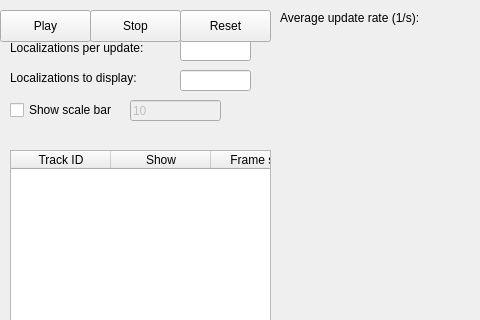
Before: the Qt Designer form frappe/ui/track_viewer.ui in DomenicN/Frappe, drawn with Qt 5; both pictures show x 0 to 480 and y 0 to 320 of the 860 by 485 pixel window.
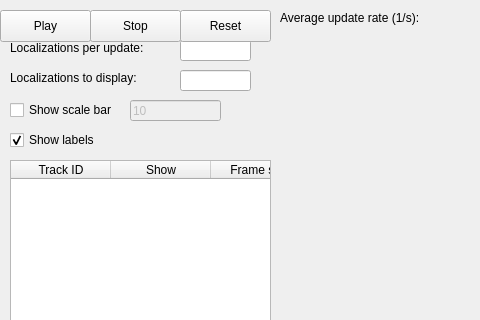
After: the same form once the commit is applied. Custom widgets are drawn as their Qt base class.

Commit message:
Add labels to plot
Add ability to show and hide labels on the plot

What changed in the file:
```diff
--- a/frappe/ui/track_viewer.ui
+++ b/frappe/ui/track_viewer.ui
@@ -17,7 +17,7 @@
    <widget class="PlotWidget" name="track_plot" native="true">
     <property name="geometry">
      <rect>
-      <x>270</x>
+      <x>280</x>
       <y>40</y>
       <width>561</width>
       <height>371</height>
@@ -54,9 +54,9 @@
     <property name="geometry">
      <rect>
       <x>10</x>
-      <y>150</y>
+      <y>160</y>
       <width>261</width>
-      <height>271</height>
+      <height>261</height>
      </rect>
     </property>
     <column>
@@ -197,6 +197,22 @@
      <bool>false</bool>
     </property>
    </widget>
+   <widget class="QCheckBox" name="show_labels_checkbox">
+    <property name="geometry">
+     <rect>
+      <x>10</x>
+      <y>130</y>
+      <width>101</width>
+      <height>20</height>
+     </rect>
+    </property>
+    <property name="text">
+     <string>Show labels</string>
+    </property>
+    <property name="checked">
+     <bool>true</bool>
+    </property>
+   </widget>
   </widget>
   <widget class="QStatusBar" name="statusbar"/>
  </widget>
```
The commit also changes 3 other files.
